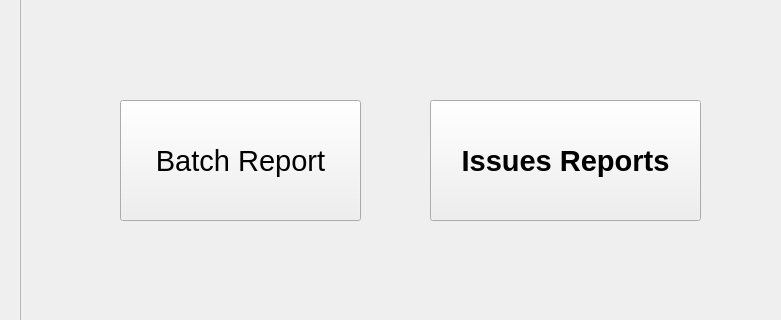
Qt form FCI/ui/fci_08_reports_submenu.ui (sanjaymanegit/testRepo) before a commit; both pictures show x 0 to 781 and y 90 to 410 of the 1368 by 768 pixel window.
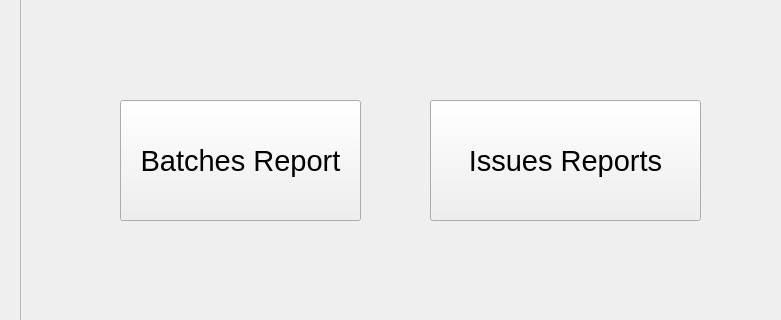
The same form after that commit.

What changed in the file:
```diff
--- a/FCI/ui/fci_08_reports_submenu.ui
+++ b/FCI/ui/fci_08_reports_submenu.ui
@@ -50,7 +50,7 @@
       </font>
      </property>
      <property name="text">
-      <string>Batch Report</string>
+      <string>Batches Report</string>
      </property>
     </widget>
     <widget class="QPushButton" name="pushButton_4">
@@ -66,8 +66,8 @@
       <font>
        <family>MS Sans Serif</family>
        <pointsize>22</pointsize>
-       <weight>75</weight>
-       <bold>true</bold>
+       <weight>50</weight>
+       <bold>false</bold>
       </font>
      </property>
      <property name="text">
```
